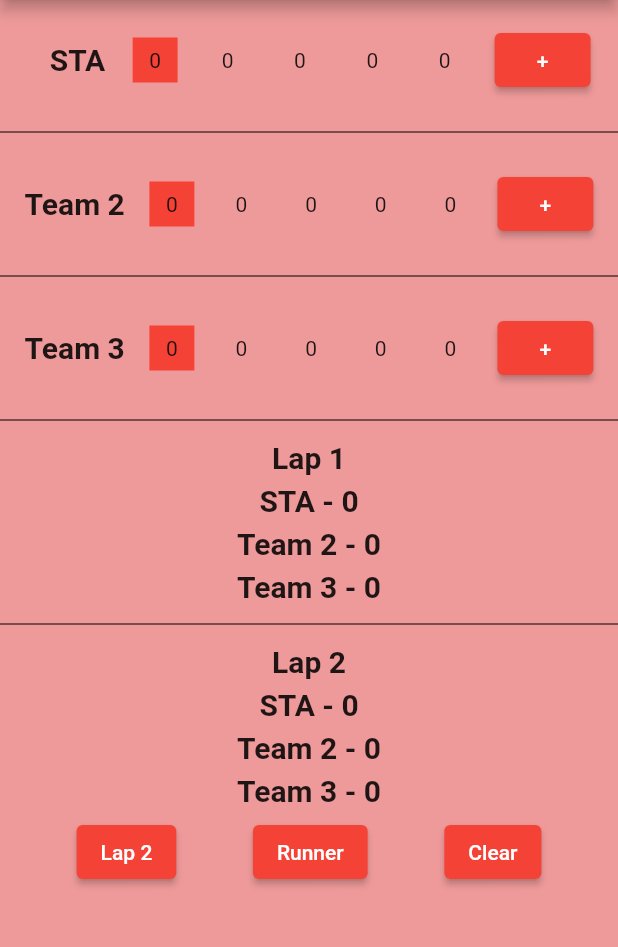
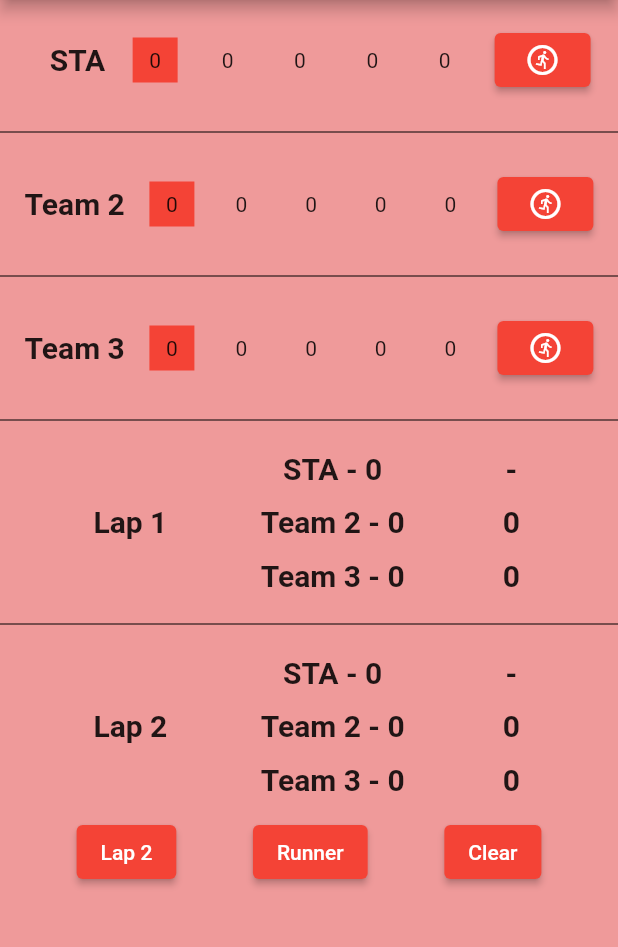
Before and after one commit to MrMacLdn/raceday, a Flutter app: the screen it shows after launch, after a tap on "Runner", after a tap on "Clear", on a phone screen of 412 x 824 dp, the part 84-1031 px from its top. Run offline on Flutter 3.47's test engine with Material 2 defaults, Android fonts, the phone set to English and light mode, and no system bars.

Commit message:
Version 1.1 button icons and team differences

```diff
--- a/lib/homepage.dart
+++ b/lib/homepage.dart
@@ -26,7 +26,10 @@ class _HomePageState extends State<HomePage> {
   int total32 = 0;
 
   int lap = 1;
-
+  int lap12dif = 0; //difference in score between sta and team 2 lap 1
+  int lap13dif = 0; //difference in score between sta and team 3 lap 1
+  int lap22dif = 0; //difference in score between sta and team 2 lap 2
+  int lap23dif = 0; //difference in score between sta and team 3 lap 2
   @override
   Widget build(BuildContext context) {
     return Scaffold(
@@ -122,7 +125,8 @@ class _HomePageState extends State<HomePage> {
                       }
                     });
                   },
-                    child: const Text('+')),
+                  child: Icon(Icons.run_circle_outlined),
+                ),
               ],
             ),
           ),
@@ -206,7 +210,8 @@ class _HomePageState extends State<HomePage> {
                       }
                     });
                   },
-                    child: const Text('+')),
+                  child: Icon(Icons.run_circle_outlined),
+                ),
               ],
             ),
           ),
@@ -290,7 +295,8 @@ class _HomePageState extends State<HomePage> {
                       }
                     });
                   },
-                    child: const Text('+'))
+                  child: Icon(Icons.run_circle_outlined),
+                )
               ],
             ),
           ),
@@ -301,17 +307,23 @@ class _HomePageState extends State<HomePage> {
           // Start of Lap 1 Team totals
           Container(
             height: 120,
-            child: Column(
+            child: Row(
               mainAxisAlignment: MainAxisAlignment.spaceEvenly,
-              crossAxisAlignment: CrossAxisAlignment.center,
               children: [
-                Text(
+                Container(
+                  alignment: Alignment.center,
+                  child: Text(
                     'Lap 1',
                     style: TextStyle(
                       fontWeight: FontWeight.bold,
                       fontSize: 20,
                     ),
                   ),
+                ),
+                Column(
+                  mainAxisAlignment: MainAxisAlignment.spaceEvenly,
+                  crossAxisAlignment: CrossAxisAlignment.center,
+                  children: [
                     Container(
                       child: Row(
                         mainAxisAlignment: MainAxisAlignment.center,
@@ -377,6 +389,36 @@ class _HomePageState extends State<HomePage> {
                     ),
                   ],
                 ),
+                Container(
+                  child: Column(
+                    mainAxisAlignment: MainAxisAlignment.spaceEvenly,
+                    children: [
+                      Text(
+                        ' - ',
+                        style: TextStyle(
+                          fontWeight: FontWeight.bold,
+                          fontSize: 20,
+                        ),
+                      ),
+                      Text(
+                        lap12dif > 0 ? '+' + '$lap12dif' : '$lap12dif',
+                        style: TextStyle(
+                          fontWeight: FontWeight.bold,
+                          fontSize: 20,
+                        ),
+                      ),
+                      Text(
+                        lap13dif > 0 ? '+' + '$lap13dif' : '$lap13dif',
+                        style: TextStyle(
+                          fontWeight: FontWeight.bold,
+                          fontSize: 20,
+                        ),
+                      ),
+                    ],
+                  ),
+                ),
+              ],
+            ),
           ),
           const Divider(
             color: Colors.black,
@@ -385,17 +427,23 @@ class _HomePageState extends State<HomePage> {
           // Start of Lap 2 Team totals
           Container(
             height: 120,
-            child: Column(
+            child: Row(
               mainAxisAlignment: MainAxisAlignment.spaceEvenly,
-              crossAxisAlignment: CrossAxisAlignment.center,
               children: [
-                Text(
+                Container(
+                  alignment: Alignment.center,
+                  child: Text(
                     'Lap 2',
                     style: TextStyle(
                       fontWeight: FontWeight.bold,
                       fontSize: 20,
                     ),
                   ),
+                ),
+                Column(
+                  mainAxisAlignment: MainAxisAlignment.spaceEvenly,
+                  crossAxisAlignment: CrossAxisAlignment.center,
+                  children: [
                     Container(
                       child: Row(
                         mainAxisAlignment: MainAxisAlignment.center,
@@ -461,6 +509,36 @@ class _HomePageState extends State<HomePage> {
                     ),
                   ],
                 ),
+                Container(
+                  child: Column(
+                    mainAxisAlignment: MainAxisAlignment.spaceEvenly,
+                    children: [
+                      Text(
+                        ' - ',
+                        style: TextStyle(
+                          fontWeight: FontWeight.bold,
+                          fontSize: 20,
+                        ),
+                      ),
+                      Text(
+                        lap22dif > 0 ? '+' + '$lap22dif' : '$lap22dif',
+                        style: TextStyle(
+                          fontWeight: FontWeight.bold,
+                          fontSize: 20,
+                        ),
+                      ),
+                      Text(
+                        lap23dif > 0 ? '+' + '$lap23dif' : '$lap23dif',
+                        style: TextStyle(
+                          fontWeight: FontWeight.bold,
+                          fontSize: 20,
+                        ),
+                      ),
+                    ],
+                  ),
+                ),
+              ],
+            ),
           ),
 
           // Final buttons starting with moving to lap 2
@@ -507,6 +585,8 @@ class _HomePageState extends State<HomePage> {
                             runners2.fold(0, (p, e) => p + e) - runners2[4];
                         total3 =
                             runners3.fold(0, (p, e) => p + e) - runners3[4];
+                        lap12dif = total1 - total2;
+                        lap13dif = total1 - total3;
                       } else {
                         total12 =
                             runners1.fold(0, (p, e) => p + e) - runners1[4];
@@ -514,6 +594,8 @@ class _HomePageState extends State<HomePage> {
                             runners2.fold(0, (p, e) => p + e) - runners2[4];
                         total32 =
                             runners3.fold(0, (p, e) => p + e) - runners3[4];
+                        lap22dif = total12 - total22;
+                        lap23dif = total12 - total32;
                       }
                     });
                   },
@@ -541,6 +623,14 @@ class _HomePageState extends State<HomePage> {
                       total32 = 0;
 
                       lap = 1;
+
+                      lap12dif =
+                          0; //difference in score between sta and team 2 lap 1
+                      lap13dif =
+                          0; //difference in score between sta and team 3 lap 1
+                      lap22dif =
+                          0; //difference in score between sta and team 2 lap 2
+                      lap23dif = 0;
                     });
                   },
                   child: const Text("Clear"),
```
Lines whose indentation alone changed are shown as unchanged.
